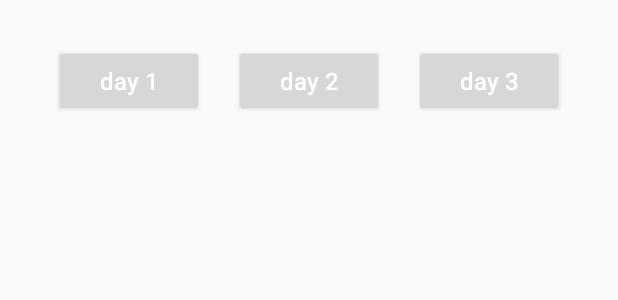
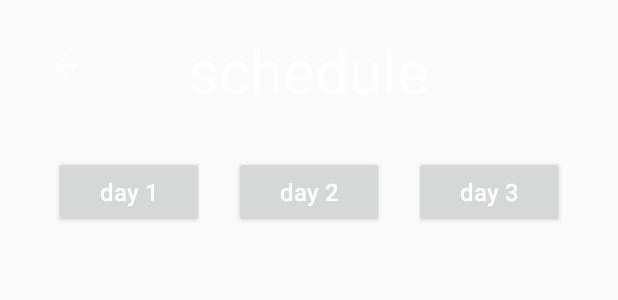
Before and after one commit to saba2103/archcult20, an Android app: the layout activity_schedule.xml on its own in the app's theme, with its tools: preview values and no code run, on a phone screen of 412 x 824 dp. Shown: the top 300 px of the screen. Run offline under Robolectric (Android 15) with nearby library versions, the light colour scheme and no system bars.

Commit message:
ViewPager with ListView

```diff
--- a/app/src/main/java/com/example/archcult20/ScheduleListAdapter.java
+++ b/app/src/main/java/com/example/archcult20/ScheduleListAdapter.java
@@ -9,6 +9,8 @@ import android.widget.ArrayAdapter;
 import android.widget.TextView;
 
 import androidx.annotation.NonNull;
+
+import com.example.archcult20.Fragments.ScheduleDay1;
 
 import org.w3c.dom.Text;
 
--- /dev/null
+++ b/app/src/main/res/drawable/ic_arrow_back_white_24dp.xml
@@ -0,0 +1,5 @@
+<vector android:height="24dp" android:tint="#FFFFFF"
+    android:viewportHeight="24.0" android:viewportWidth="24.0"
+    android:width="24dp" xmlns:android="http://schemas.android.com/apk/res/android">
+    <path android:fillColor="#FF000000" android:pathData="M20,11H7.83l5.59,-5.59L12,4l-8,8 8,8 1.41,-1.41L7.83,13H20v-2z"/>
+</vector>
--- a/app/src/main/res/drawable/nonactive_button.xml
+++ b/app/src/main/res/drawable/nonactive_button.xml
@@ -4,7 +4,7 @@
     android:shape="rectangle"   >
 
     <solid
-        android:color="@color/darkGray" >
+        android:color="@color/midGray" >
     </solid>
 
     <corners
--- a/app/src/main/res/layout/activity_main.xml
+++ b/app/src/main/res/layout/activity_main.xml
@@ -56,7 +56,7 @@
         app:layout_constraintLeft_toLeftOf="@+id/mainactivity"
         app:layout_constraintRight_toRightOf="@+id/mainactivity"
         app:layout_constraintTop_toBottomOf="@+id/miragetext"></Button>
-
+<!--
     <ListView
         android:id="@+id/listView"
         android:layout_width="wrap_content"
@@ -65,7 +65,7 @@
         android:scrollbars="none"
         app:layout_constraintBottom_toBottomOf="@id/mainactivity"
         app:layout_constraintTop_toBottomOf="@+id/schedulebutton"></ListView>
-
+-->
     <Button
         android:id="@+id/menubutton"
         style="@style/AppTheme.RoundedCornerMaterialButton"
--- a/app/src/main/res/layout/activity_schedule.xml
+++ b/app/src/main/res/layout/activity_schedule.xml
@@ -11,15 +11,50 @@
         android:layout_width="wrap_content"
         android:layout_height="wrap_content"></androidx.viewpager.widget.ViewPager>
 
+    <RelativeLayout
+        android:layout_width="wrap_content"
+        android:layout_height="wrap_content"
+        android:layout_gravity="right">
+
+        <ImageView
+            android:id="@+id/backbutton"
+            android:layout_width="wrap_content"
+            android:layout_height="wrap_content"
+            android:padding="32dp"
+            android:src="@drawable/ic_arrow_back_white_24dp"></ImageView>
+
+    </RelativeLayout>
+
     <LinearLayout
         android:layout_width="wrap_content"
         android:layout_height="wrap_content"
+        android:id="@id/title"
         android:layout_alignParentStart="true"
         android:layout_alignParentLeft="true"
         android:layout_alignParentEnd="true"
         android:layout_alignParentRight="true"
-        android:layout_marginTop="20dp"
+        android:gravity="center_horizontal"
+        android:orientation="horizontal"
+        android:layout_margin="20dp">
+
+        <TextView
+            android:layout_width="wrap_content"
+            android:layout_height="wrap_content"
+            android:text="schedule"
+            android:id="@+id/layouttitle"
+            android:textSize="40sp"
+            android:textColor="#fff"></TextView>
+    </LinearLayout>
+
+    <LinearLayout
         android:id="@+id/daybuttons"
+        android:layout_width="wrap_content"
+        android:layout_height="wrap_content"
+        android:layout_below="@id/title"
+        android:layout_alignParentStart="true"
+        android:layout_alignParentLeft="true"
+        android:layout_alignParentEnd="true"
+        android:layout_alignParentRight="true"
         android:gravity="center_horizontal"
         android:orientation="horizontal">
 
--- a/app/src/main/res/layout/schedule_day1.xml
+++ b/app/src/main/res/layout/schedule_day1.xml
@@ -11,7 +11,7 @@
         android:layout_width="wrap_content"
         android:layout_height="wrap_content"
         android:divider="@null"
-        android:scrollbars="none"></ListView>
-
+        android:scrollbars="none"
+        android:layout_marginTop="160dp"></ListView>
 
 </LinearLayout>
```
Also changed, not shown: app/src/main/java/com/example/archcult20/Fragments/ScheduleDay1.java (deleted, +0 -38 lines), app/src/main/java/com/example/archcult20/Fragments/ScheduleDay2.java (deleted, +0 -23 lines), app/src/main/java/com/example/archcult20/Fragments/ScheduleDay3.java (deleted, +0 -23 lines), app/src/main/java/com/example/archcult20/MainActivity.java (+16 -6 lines), app/src/main/java/com/example/archcult20/MainMenu.java (+0 -9 lines), app/src/main/java/com/example/archcult20/ScheduleActivity.java (+16 -0 lines), app/src/main/res/layout/schedule_day2.xml (+8 -0 lines), app/src/main/res/layout/schedule_day3.xml (+8 -0 lines). Lines whose indentation alone changed are shown as unchanged.
